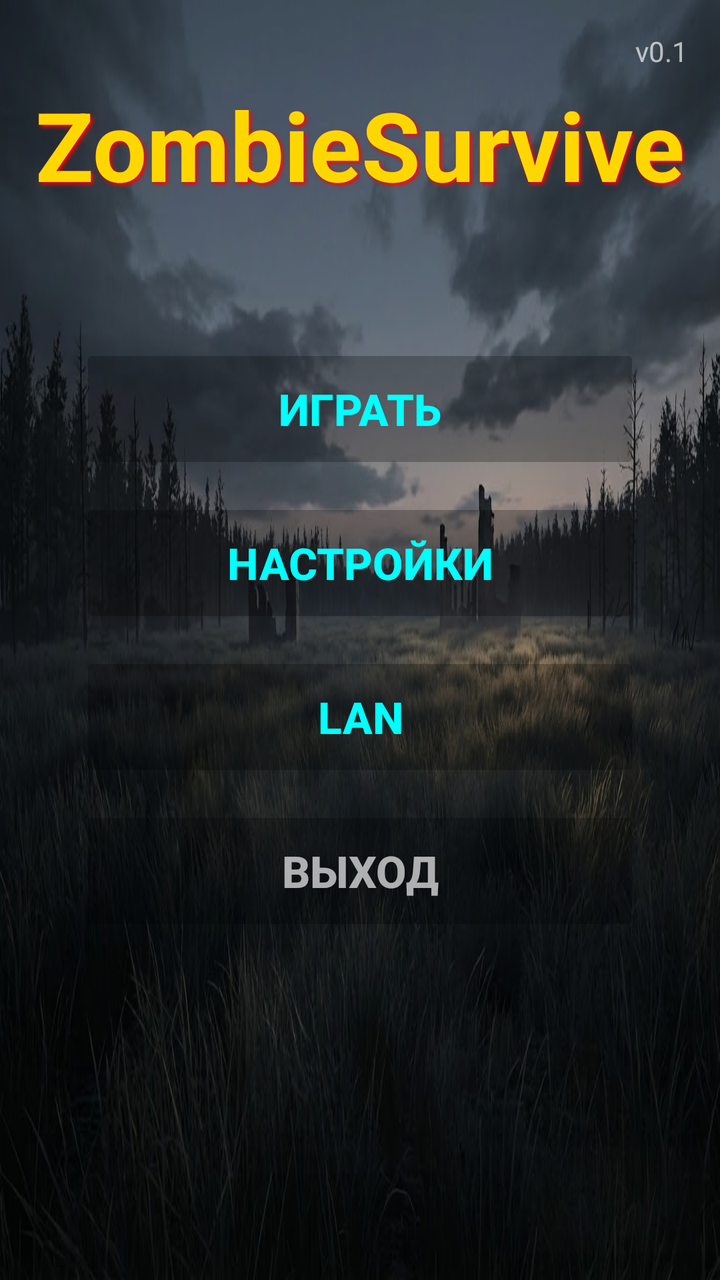
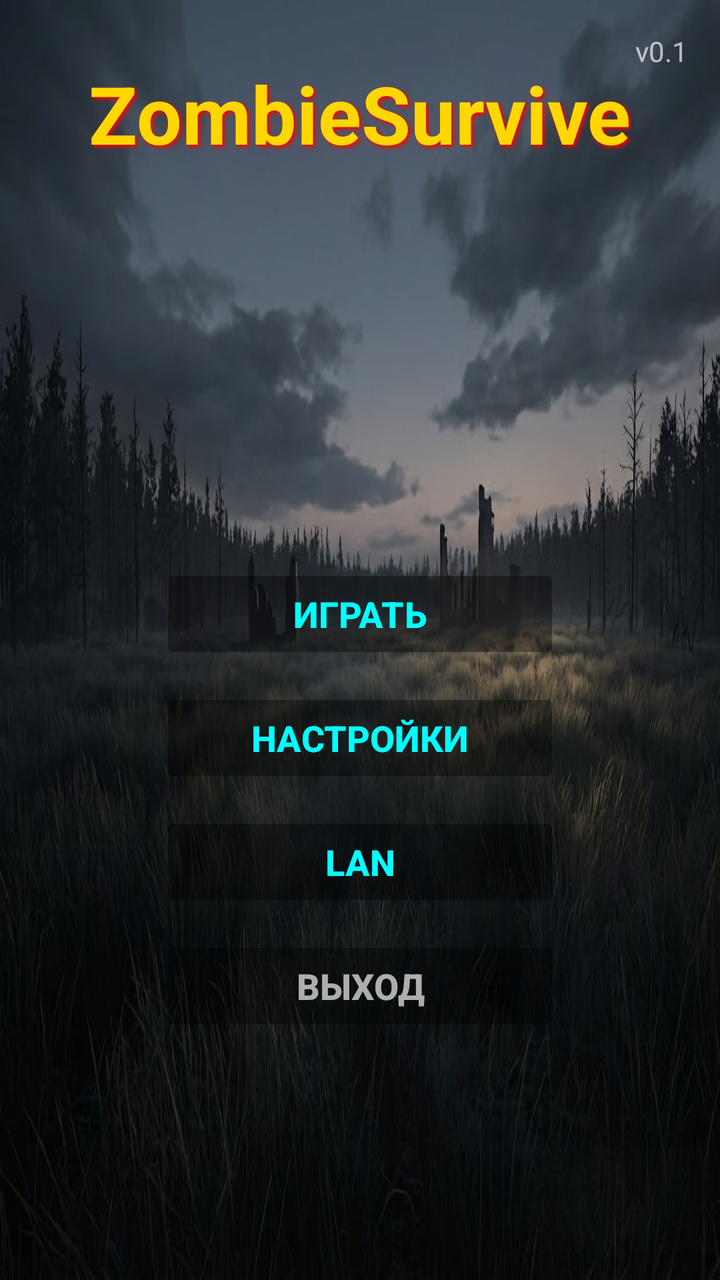

Before-and-after screenshots of an Android layout around one commit, followed by the original layout XML and the change that was made.
<!-- AndroidManifest.xml: application theme Theme.AppCompat.NoActionBar -->
<!-- res/layout/activity_menu.xml -->
<?xml version="1.0" encoding="utf-8"?>
<FrameLayout xmlns:android="http://schemas.android.com/apk/res/android"
    android:layout_width="match_parent"
    android:layout_height="match_parent"
    android:background="@drawable/bg_menu">

    
    <TextView
        android:id="@+id/titleText"
        android:layout_width="wrap_content"
        android:layout_height="wrap_content"
        android:layout_gravity="top|center_horizontal"
        android:layout_marginTop="40dp"
        android:text="ZombieSurvive"
        android:textColor="#FFD700"
        android:textSize="48sp"
        android:textStyle="bold"
        android:shadowColor="#FF0000"
        android:shadowDx="3"
        android:shadowDy="3"
        android:shadowRadius="5" />

    
    <LinearLayout
        android:layout_width="wrap_content"
        android:layout_height="wrap_content"
        android:layout_gravity="center"
        android:orientation="vertical"
        android:gravity="center">

        <Button
            android:id="@+id/btnPlay"
            android:layout_width="280dp"
            android:layout_height="65dp"
            android:text="ИГРАТЬ"
            android:textSize="22sp"
            android:textStyle="bold"
            android:textColor="#00FFFF"
            android:backgroundTint="#40000000"
            android:stateListAnimator="@null" />

        <Button
            android:id="@+id/btnSettings"
            android:layout_width="280dp"
            android:layout_height="65dp"
            android:layout_marginTop="12dp"
            android:text="НАСТРОЙКИ"
            android:textSize="22sp"
            android:textStyle="bold"
            android:textColor="#00FFFF"
            android:backgroundTint="#40000000"
            android:stateListAnimator="@null" />

        <Button
            android:id="@+id/btnLan"
            android:layout_width="280dp"
            android:layout_height="65dp"
            android:layout_marginTop="12dp"
            android:text="LAN"
            android:textSize="22sp"
            android:textStyle="bold"
            android:textColor="#00FFFF"
            android:backgroundTint="#40000000"
            android:stateListAnimator="@null" />

        <Button
            android:id="@+id/btnExit"
            android:layout_width="280dp"
            android:layout_height="65dp"
            android:layout_marginTop="12dp"
            android:text="ВЫХОД"
            android:textSize="22sp"
            android:textStyle="bold"
            android:textColor="#AAFFFFFF"
            android:backgroundTint="#40000000"
            android:stateListAnimator="@null" />

    </LinearLayout>

    
    <TextView
        android:layout_width="wrap_content"
        android:layout_height="wrap_content"
        android:layout_gravity="top|end"
        android:layout_marginTop="16dp"
        android:layout_marginEnd="16dp"
        android:text="v0.1"
        android:textColor="#AAFFFFFF"
        android:textSize="14sp" />

</FrameLayout>
<!-- resources referenced by this layout -->
<resources>
  <!-- drawable bg_menu: jpg bitmap (drawable, 110873 bytes) -->
</resources>

<!-- the commit's change to res/layout/activity_menu.xml (unified diff, before → after) -->
@@ -10,10 +10,10 @@
         android:layout_width="wrap_content"
         android:layout_height="wrap_content"
         android:layout_gravity="top|center_horizontal"
-        android:layout_marginTop="40dp"
+        android:layout_marginTop="30dp"
         android:text="ZombieSurvive"
         android:textColor="#FFD700"
-        android:textSize="48sp"
+        android:textSize="40sp"
         android:textStyle="bold"
         android:shadowColor="#FF0000"
         android:shadowDx="3"
@@ -25,54 +25,55 @@
         android:layout_width="wrap_content"
         android:layout_height="wrap_content"
         android:layout_gravity="center"
+        android:layout_marginTop="80dp"
         android:orientation="vertical"
         android:gravity="center">
 
         <Button
             android:id="@+id/btnPlay"
-            android:layout_width="280dp"
-            android:layout_height="65dp"
+            android:layout_width="200dp"
+            android:layout_height="50dp"
             android:text="ИГРАТЬ"
-            android:textSize="22sp"
+            android:textSize="18sp"
             android:textStyle="bold"
             android:textColor="#00FFFF"
-            android:backgroundTint="#40000000"
+            android:backgroundTint="#60000000"
             android:stateListAnimator="@null" />
 
         <Button
             android:id="@+id/btnSettings"
-            android:layout_width="280dp"
-            android:layout_height="65dp"
+            android:layout_width="200dp"
+            android:layout_height="50dp"
             android:layout_marginTop="12dp"
             android:text="НАСТРОЙКИ"
-            android:textSize="22sp"
+            android:textSize="18sp"
             android:textStyle="bold"
             android:textColor="#00FFFF"
-            android:backgroundTint="#40000000"
+            android:backgroundTint="#60000000"
             android:stateListAnimator="@null" />
 
         <Button
             android:id="@+id/btnLan"
-            android:layout_width="280dp"
-            android:layout_height="65dp"
+            android:layout_width="200dp"
+            android:layout_height="50dp"
             android:layout_marginTop="12dp"
             android:text="LAN"
-            android:textSize="22sp"
+            android:textSize="18sp"
             android:textStyle="bold"
             android:textColor="#00FFFF"
-            android:backgroundTint="#40000000"
+            android:backgroundTint="#60000000"
             android:stateListAnimator="@null" />
 
         <Button
             android:id="@+id/btnExit"
-            android:layout_width="280dp"
-            android:layout_height="65dp"
+            android:layout_width="200dp"
+            android:layout_height="50dp"
             android:layout_marginTop="12dp"
             android:text="ВЫХОД"
-            android:textSize="22sp"
+            android:textSize="18sp"
             android:textStyle="bold"
             android:textColor="#AAFFFFFF"
-            android:backgroundTint="#40000000"
+            android:backgroundTint="#60000000"
             android:stateListAnimator="@null" />
 
     </LinearLayout>
